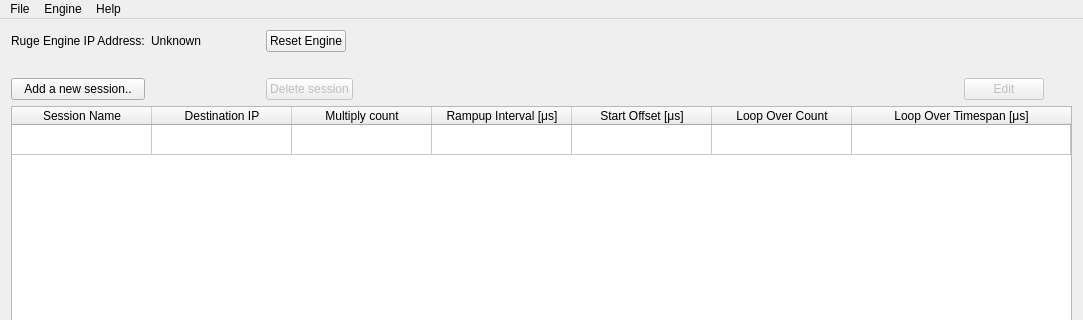
First picture: the form in trafficwindow.ui, repository MonteDarkfloyd/RUGE, before the edit; both pictures show x 0 to 1083 and y 0 to 320 of the 1083 by 623 pixel window.
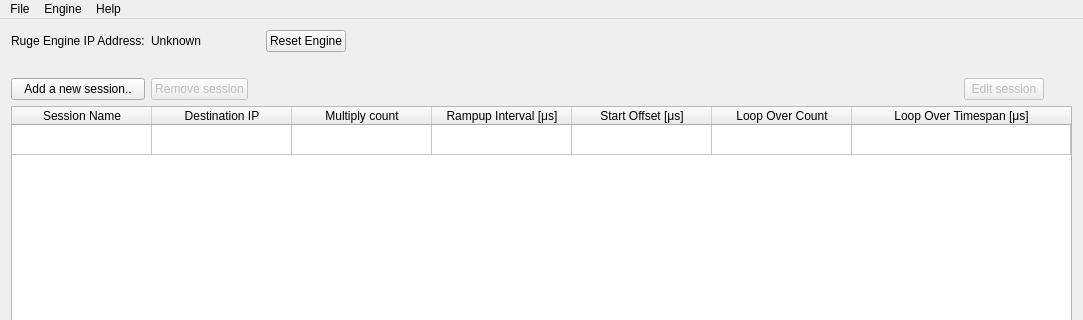
Second picture: the form after the edit.

```diff
--- a/trafficwindow.ui
+++ b/trafficwindow.ui
@@ -184,19 +184,6 @@
       </property>
      </widget>
     </item>
-    <item row="4" column="1">
-     <widget class="QPushButton" name="saveButton">
-      <property name="sizePolicy">
-       <sizepolicy hsizetype="Maximum" vsizetype="Fixed">
-        <horstretch>0</horstretch>
-        <verstretch>0</verstretch>
-       </sizepolicy>
-      </property>
-      <property name="text">
-       <string>Save Traffic Profile</string>
-      </property>
-     </widget>
-    </item>
     <item row="0" column="0">
      <widget class="QLabel" name="RugeEngineLabel">
       <property name="text">
@@ -228,26 +215,7 @@
        </size>
       </property>
       <property name="text">
-       <string>Edit</string>
-      </property>
-     </widget>
-    </item>
-    <item row="2" column="2" colspan="2">
-     <widget class="QPushButton" name="deleteButton">
-      <property name="enabled">
-       <bool>false</bool>
-      </property>
-      <property name="sizePolicy">
-       <sizepolicy hsizetype="Maximum" vsizetype="Fixed">
-        <horstretch>0</horstretch>
-        <verstretch>0</verstretch>
-       </sizepolicy>
-      </property>
-      <property name="text">
-       <string>Delete session</string>
-      </property>
-      <property name="checkable">
-       <bool>false</bool>
+       <string>Edit session</string>
       </property>
      </widget>
     </item>
@@ -284,6 +252,38 @@
       </property>
      </spacer>
     </item>
+    <item row="2" column="1" colspan="2">
+     <widget class="QPushButton" name="deleteButton">
+      <property name="enabled">
+       <bool>false</bool>
+      </property>
+      <property name="sizePolicy">
+       <sizepolicy hsizetype="Maximum" vsizetype="Fixed">
+        <horstretch>0</horstretch>
+        <verstretch>0</verstretch>
+       </sizepolicy>
+      </property>
+      <property name="text">
+       <string>Remove session</string>
+      </property>
+      <property name="checkable">
+       <bool>false</bool>
+      </property>
+     </widget>
+    </item>
+    <item row="4" column="1">
+     <widget class="QPushButton" name="saveButton">
+      <property name="sizePolicy">
+       <sizepolicy hsizetype="Maximum" vsizetype="Fixed">
+        <horstretch>0</horstretch>
+        <verstretch>0</verstretch>
+       </sizepolicy>
+      </property>
+      <property name="text">
+       <string>Save Traffic Profile</string>
+      </property>
+     </widget>
+    </item>
    </layout>
   </widget>
   <widget class="QMenuBar" name="menuBar">
```
